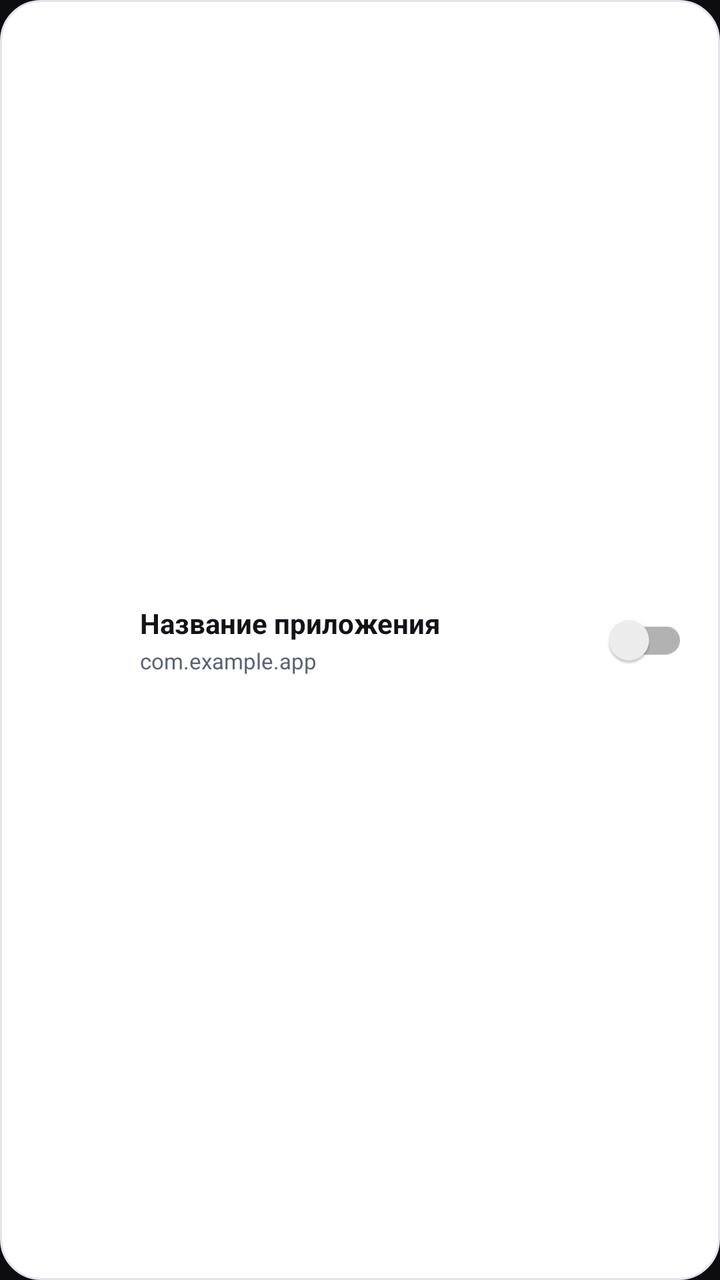
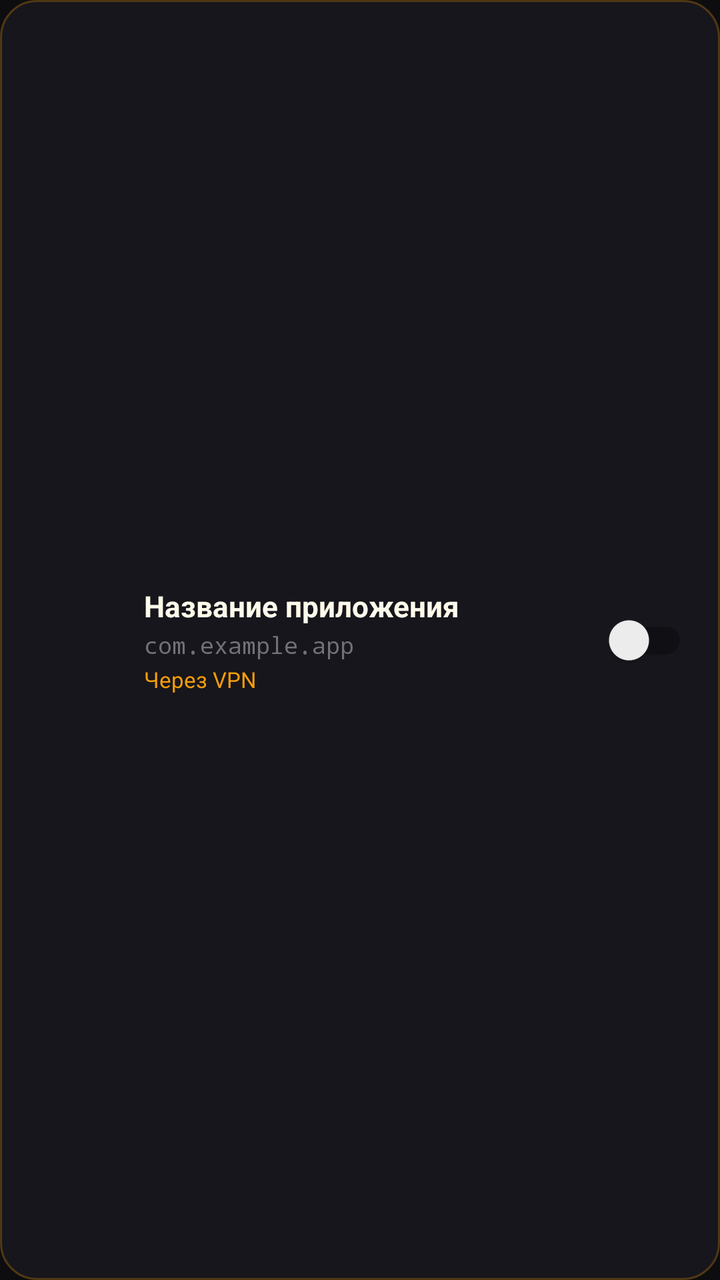

Compare the two renders of this Android layout. The source of the first and the diff that turns it into the second are given below.
<!-- AndroidManifest.xml: application theme Theme.AEGS -->
<!-- res/layout/item_app_routing.xml -->
<?xml version="1.0" encoding="utf-8"?>
<LinearLayout xmlns:android="http://schemas.android.com/apk/res/android"
    android:layout_width="match_parent"
    android:layout_height="wrap_content"
    android:orientation="horizontal"
    android:gravity="center_vertical"
    android:paddingStart="16dp"
    android:paddingEnd="16dp"
    android:paddingTop="10dp"
    android:paddingBottom="10dp"
    android:background="@drawable/bg_card_obsidian"
    android:layout_marginBottom="6dp">

    <ImageView
        android:id="@+id/iv_app_icon"
        android:layout_width="40dp"
        android:layout_height="40dp"
        android:scaleType="fitCenter"
        android:contentDescription="Иконка приложения"
        android:layout_marginEnd="14dp" />

    <LinearLayout
        android:layout_width="0dp"
        android:layout_height="wrap_content"
        android:layout_weight="1"
        android:orientation="vertical">

        <TextView
            android:id="@+id/tv_app_name"
            android:layout_width="wrap_content"
            android:layout_height="wrap_content"
            android:text="Название приложения"
            android:textColor="@color/text_primary"
            android:textSize="14sp"
            android:textStyle="bold"
            android:maxLines="1"
            android:ellipsize="end" />

        <TextView
            android:id="@+id/tv_app_pkg"
            android:layout_width="wrap_content"
            android:layout_height="wrap_content"
            android:text="com.example.app"
            android:textColor="@color/text_secondary"
            android:textSize="11sp"
            android:maxLines="1"
            android:ellipsize="end"
            android:layout_marginTop="2dp" />
    </LinearLayout>

    <androidx.appcompat.widget.SwitchCompat
        android:id="@+id/sw_app_routing"
        android:layout_width="wrap_content"
        android:layout_height="wrap_content"
        android:thumbTint="@color/amber_primary"
        android:trackTint="@color/amber_glow_strong" />

</LinearLayout>
<!-- resources referenced by this layout -->
<resources>
  <color name="amber_glow_strong">#55FF8F00</color>
  <color name="amber_primary">#FFB300</color>
  <color name="text_primary">#111318</color>
  <color name="text_secondary">#5A6474</color>
  <!-- drawable bg_card_obsidian (drawable) -->
  ﻿<?xml version="1.0" encoding="utf-8"?>
  <shape xmlns:android="http://schemas.android.com/apk/res/android"
      android:shape="rectangle">
      <corners android:radius="20dp" />
      <solid android:color="@color/obsidian_surface" />
      <stroke
          android:width="1dp"
          android:color="@color/obsidian_card_stroke" />
  </shape>
  <style name="Theme.AEGS" parent="Theme.MaterialComponents.DayNight.NoActionBar">
          
          <item name="colorPrimary">@color/primary</item>
          <item name="colorPrimaryVariant">@color/primary_dark</item>
          <item name="colorOnPrimary">@color/btn_text</item>
  
          
          <item name="colorSecondary">@color/secondary</item>
          <item name="colorSecondaryVariant">@color/primary_dark</item>
          <item name="colorOnSecondary">@color/btn_text</item>
  
          
          <item name="android:statusBarColor">@color/bg_main</item>
          <item name="android:navigationBarColor">@color/bg_main</item>
          <item name="android:windowBackground">@color/bg_main</item>
  
          
          <item name="shapeAppearanceSmallComponent">@style/ShapeAppearance.RoundedSmall</item>
          <item name="shapeAppearanceMediumComponent">@style/ShapeAppearance.RoundedMedium</item>
          <item name="shapeAppearanceLargeComponent">@style/ShapeAppearance.RoundedLarge</item>
      </style>
  <color name="obsidian_surface">#FFFFFF</color>
  <color name="obsidian_card_stroke">#E2E5EC</color>
  <color name="primary">#F59E0B</color>
  <color name="primary_dark">#D97706</color>
  <color name="btn_text">#261102</color>
  <color name="secondary">#FB923C</color>
  <color name="bg_main">#0D0D10</color>
  <style name="ShapeAppearance.RoundedSmall" parent="ShapeAppearance.MaterialComponents.SmallComponent">
          <item name="cornerSize">12dp</item>
      </style>
  <style name="ShapeAppearance.RoundedMedium" parent="ShapeAppearance.MaterialComponents.MediumComponent">
          <item name="cornerSize">20dp</item>
      </style>
  <style name="ShapeAppearance.RoundedLarge" parent="ShapeAppearance.MaterialComponents.LargeComponent">
          <item name="cornerSize">28dp</item>
      </style>
</resources>

<!-- the commit's change to res/layout/item_app_routing.xml (unified diff, before → after) -->
@@ -6,15 +6,15 @@
     android:gravity="center_vertical"
     android:paddingStart="16dp"
     android:paddingEnd="16dp"
-    android:paddingTop="10dp"
-    android:paddingBottom="10dp"
-    android:background="@drawable/bg_card_obsidian"
-    android:layout_marginBottom="6dp">
+    android:paddingTop="12dp"
+    android:paddingBottom="12dp"
+    android:background="@drawable/card_obsidian"
+    android:layout_marginBottom="8dp">
 
     <ImageView
         android:id="@+id/iv_app_icon"
-        android:layout_width="40dp"
-        android:layout_height="40dp"
+        android:layout_width="42dp"
+        android:layout_height="42dp"
         android:scaleType="fitCenter"
         android:contentDescription="Иконка приложения"
         android:layout_marginEnd="14dp" />
@@ -25,26 +25,59 @@
         android:layout_weight="1"
         android:orientation="vertical">
 
-        <TextView
-            android:id="@+id/tv_app_name"
+        <LinearLayout
             android:layout_width="wrap_content"
             android:layout_height="wrap_content"
-            android:text="Название приложения"
-            android:textColor="@color/text_primary"
-            android:textSize="14sp"
-            android:textStyle="bold"
-            android:maxLines="1"
-            android:ellipsize="end" />
+            android:orientation="horizontal"
+            android:gravity="center_vertical">
+
+            <TextView
+                android:id="@+id/tv_app_name"
+                android:layout_width="wrap_content"
+                android:layout_height="wrap_content"
+                android:text="Название приложения"
+                android:textColor="#FFFBEB"
+                android:textSize="14.5sp"
+                android:textStyle="bold"
+                android:maxLines="1"
+                android:ellipsize="end" />
+
+            <TextView
+                android:id="@+id/tv_app_badge"
+                android:layout_width="wrap_content"
+                android:layout_height="wrap_content"
+                android:text="🇷🇺 РФ"
+                android:textColor="#F59E0B"
+                android:textSize="10sp"
+                android:textStyle="bold"
+                android:background="#26F59E0B"
+                android:paddingLeft="5dp"
+                android:paddingRight="5dp"
+                android:paddingTop="1dp"
+                android:paddingBottom="1dp"
+                android:layout_marginStart="6dp"
+                android:visibility="gone" />
+        </LinearLayout>
 
         <TextView
             android:id="@+id/tv_app_pkg"
             android:layout_width="wrap_content"
             android:layout_height="wrap_content"
             android:text="com.example.app"
-            android:textColor="@color/text_secondary"
-            android:textSize="11sp"
+            android:textColor="#71717A"
+            android:textSize="11.5sp"
+            android:fontFamily="monospace"
             android:maxLines="1"
             android:ellipsize="end"
+            android:layout_marginTop="2dp" />
+
+        <TextView
+            android:id="@+id/tv_routing_status"
+            android:layout_width="wrap_content"
+            android:layout_height="wrap_content"
+            android:text="Через VPN"
+            android:textColor="#F59E0B"
+            android:textSize="11sp"
             android:layout_marginTop="2dp" />
     </LinearLayout>
 
@@ -52,7 +85,6 @@
         android:id="@+id/sw_app_routing"
         android:layout_width="wrap_content"
         android:layout_height="wrap_content"
-        android:thumbTint="@color/amber_primary"
-        android:trackTint="@color/amber_glow_strong" />
+        android:layout_marginStart="8dp" />
 
 </LinearLayout>
<!-- resource entries referenced after the edit -->
@@ -1,18 +1,14 @@
 <!-- resources referenced by this layout -->
 <resources>
-  <color name="amber_glow_strong">#55FF8F00</color>
-  <color name="amber_primary">#FFB300</color>
-  <color name="text_primary">#111318</color>
-  <color name="text_secondary">#5A6474</color>
-  <!-- drawable bg_card_obsidian (drawable) -->
-  ﻿<?xml version="1.0" encoding="utf-8"?>
+  <!-- drawable card_obsidian (drawable) -->
+  <?xml version="1.0" encoding="utf-8"?>
   <shape xmlns:android="http://schemas.android.com/apk/res/android"
       android:shape="rectangle">
-      <corners android:radius="20dp" />
-      <solid android:color="@color/obsidian_surface" />
+      <solid android:color="#17161C" />
       <stroke
           android:width="1dp"
-          android:color="@color/obsidian_card_stroke" />
+          android:color="#47F59E0B" />
+      <corners android:radius="18dp" />
   </shape>
   <style name="Theme.AEGS" parent="Theme.MaterialComponents.DayNight.NoActionBar">
           
@@ -35,8 +31,6 @@
           <item name="shapeAppearanceMediumComponent">@style/ShapeAppearance.RoundedMedium</item>
           <item name="shapeAppearanceLargeComponent">@style/ShapeAppearance.RoundedLarge</item>
       </style>
-  <color name="obsidian_surface">#FFFFFF</color>
-  <color name="obsidian_card_stroke">#E2E5EC</color>
   <color name="primary">#F59E0B</color>
   <color name="primary_dark">#D97706</color>
   <color name="btn_text">#261102</color>
